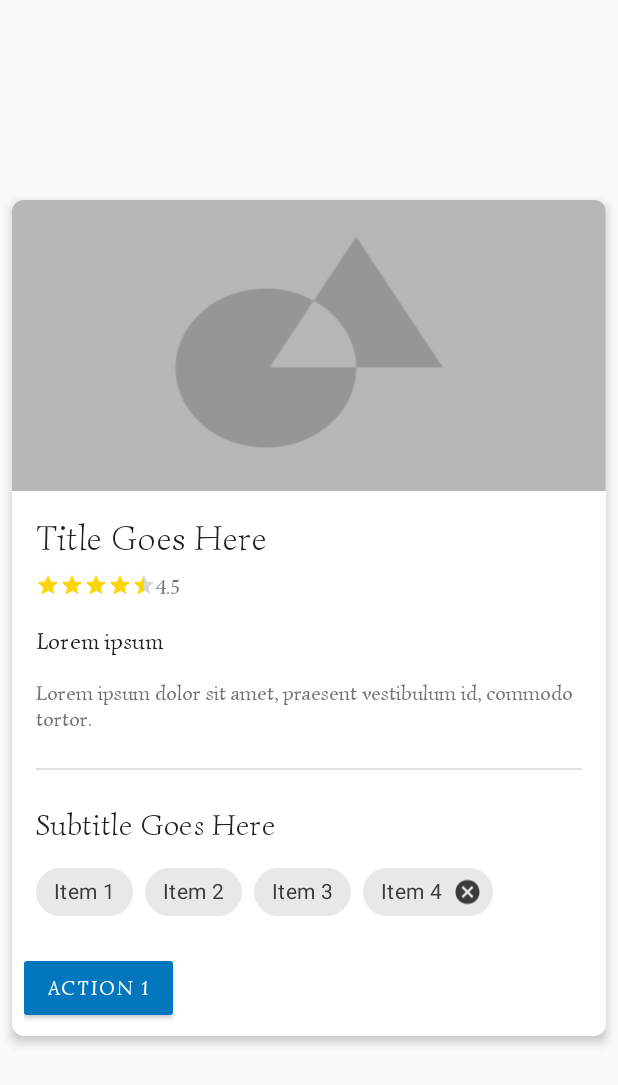
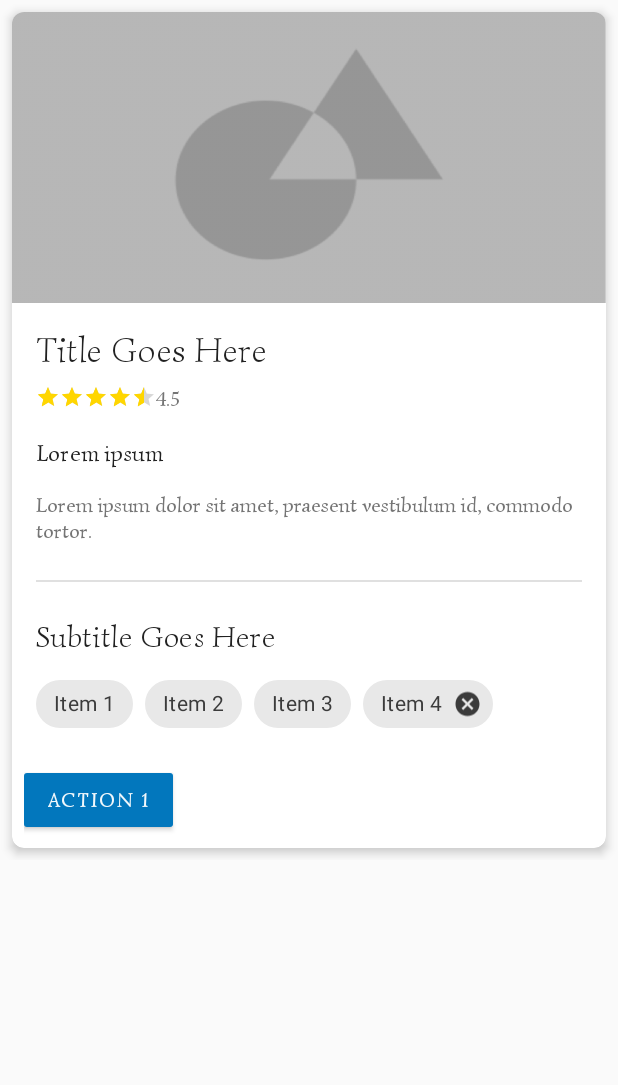
Before and after one commit to refka-farid/UI-playground, an Android app: the CardsFragment screen opened through its navigation route, on a phone screen of 412 x 824 dp. Shown: the top 1085 px of the screen. Run offline under Robolectric (Android 15) with nearby library versions, the phone set to English and light mode, and no system bars; Roboto replaces fonts that are not available here.

Commit message:
[ui-playground] wip

```diff
--- a/build.gradle
+++ b/build.gradle
@@ -3,7 +3,7 @@ buildscript {
 
     ext {
         kotlin_version = '1.3.61'
-        android_studio_version = '3.5.3'
+        android_studio_version = '3.6.0'
         androidx_core_ktx_version = '1.1.0'
 
         material_version = '1.2.0-alpha03'
--- /dev/null
+++ b/playground/src/main/res/drawable/ripple.xml
@@ -0,0 +1,12 @@
+<?xml version="1.0" encoding="utf-8"?>
+<ripple xmlns:android="http://schemas.android.com/apk/res/android"
+    android:color="#58a5f0">
+    <item android:id="@android:id/mask">
+        <shape
+            android:shape="rectangle">
+            <solid android:color="@color/colorSurface"/>
+            <corners
+                android:radius="25dp"/>
+        </shape>
+    </item>
+</ripple>
--- a/playground/src/main/res/layout/fragment_cards.xml
+++ b/playground/src/main/res/layout/fragment_cards.xml
@@ -1,10 +1,14 @@
 <?xml version="1.0" encoding="utf-8"?>
-<androidx.constraintlayout.widget.ConstraintLayout xmlns:android="http://schemas.android.com/apk/res/android"
+<ScrollView xmlns:android="http://schemas.android.com/apk/res/android"
     xmlns:app="http://schemas.android.com/apk/res-auto"
     xmlns:tools="http://schemas.android.com/tools"
     android:layout_width="match_parent"
     android:layout_height="match_parent"
     tools:context=".widgets.CardsFragment">
+
+    <androidx.constraintlayout.widget.ConstraintLayout
+        android:layout_width="match_parent"
+        android:layout_height="match_parent">
 
         <com.google.android.material.card.MaterialCardView
             style="@style/AppCardStyle"
@@ -29,17 +33,19 @@
                 <androidx.appcompat.widget.AppCompatImageView
                     android:layout_width="match_parent"
                     android:layout_height="194dp"
+                    android:background="@drawable/capture"
                     android:clickable="true"
-                android:src="?android:attr/selectableItemBackground"
                     android:contentDescription="card rich media image view description"
                     android:focusable="true"
+                    android:src="?android:attr/selectableItemBackground"
                     app:backgroundTint="@color/material_on_surface_emphasis_medium"
-                app:backgroundTintMode="add"
-                android:background="@drawable/capture" />
+                    app:backgroundTintMode="add" />
 
                 <LinearLayout
                     android:layout_width="match_parent"
                     android:layout_height="wrap_content"
+                    android:clickable="true"
+                    android:background="@drawable/ripple"
                     android:orientation="vertical"
                     android:padding="16dp"
                     android:paddingBottom="8dp">
@@ -105,8 +111,7 @@
 
                     <com.google.android.material.chip.ChipGroup
                         android:layout_width="match_parent"
-                    android:layout_height="wrap_content"
-                    >
+                        android:layout_height="wrap_content">
 
                         <com.google.android.material.chip.Chip
                             style="@style/Widget.MaterialComponents.Chip.Filter"
@@ -155,3 +160,4 @@
             </LinearLayout>
         </com.google.android.material.card.MaterialCardView>
     </androidx.constraintlayout.widget.ConstraintLayout>
+</ScrollView>
```
Also changed, not shown: gradle/wrapper/gradle-wrapper.properties. Lines whose indentation alone changed are shown as unchanged.
